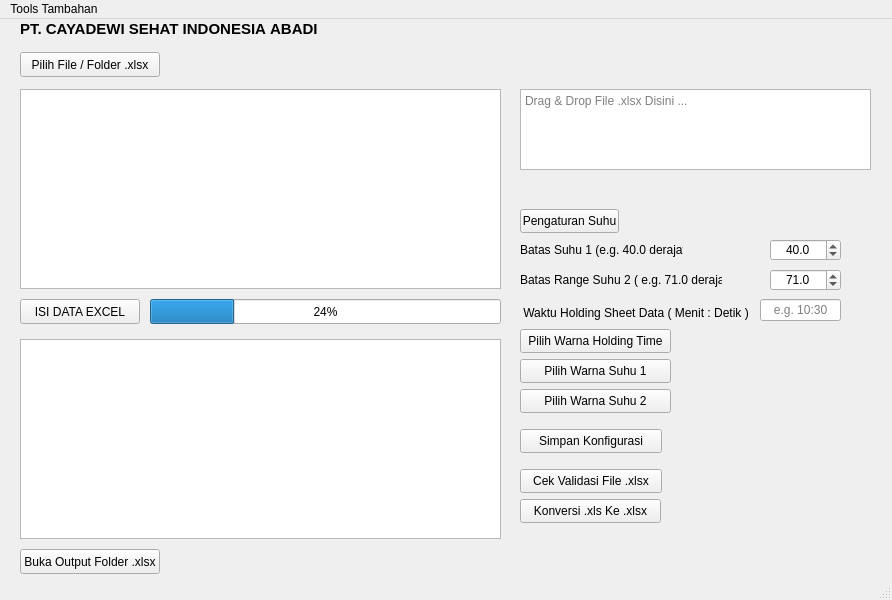
Old version of the form UI/ui_main_app.ui in the repository NubiOmega/Saving-Your-Quality-Time.
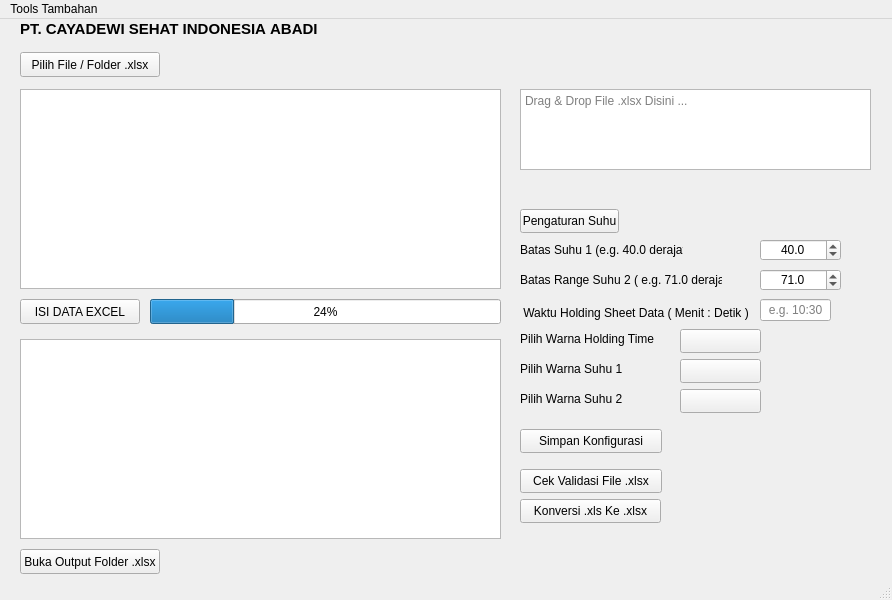
New version of the form.

Commit message: perubahan ui dan fungsi konfigurasi pilih warna

The edit to the form file:
```diff
--- a/UI/ui_main_app.ui
+++ b/UI/ui_main_app.ui
@@ -186,9 +186,9 @@
    <widget class="QDoubleSpinBox" name="batasSuhu1_DoubleSpinBox">
     <property name="geometry">
      <rect>
-      <x>770</x>
+      <x>760</x>
       <y>220</y>
-      <width>71</width>
+      <width>81</width>
       <height>22</height>
      </rect>
     </property>
@@ -218,9 +218,9 @@
    <widget class="QDoubleSpinBox" name="batasRangeSuhu2_DoubleSpinBox">
     <property name="geometry">
      <rect>
-      <x>770</x>
+      <x>760</x>
       <y>250</y>
-      <width>71</width>
+      <width>81</width>
       <height>22</height>
      </rect>
     </property>
@@ -252,7 +252,7 @@
      <rect>
       <x>760</x>
       <y>280</y>
-      <width>81</width>
+      <width>71</width>
       <height>22</height>
      </rect>
     </property>
@@ -266,71 +266,80 @@
    <widget class="QPushButton" name="pilihWarnaHoldingTime_btn">
     <property name="geometry">
      <rect>
-      <x>520</x>
+      <x>680</x>
       <y>310</y>
-      <width>151</width>
+      <width>81</width>
       <height>24</height>
      </rect>
     </property>
     <property name="text">
-     <string>Pilih Warna Holding Time</string>
+     <string/>
     </property>
    </widget>
    <widget class="QPushButton" name="pilihWarnaSuhu1_btn">
     <property name="geometry">
      <rect>
-      <x>520</x>
+      <x>680</x>
       <y>340</y>
-      <width>151</width>
+      <width>81</width>
       <height>24</height>
      </rect>
     </property>
     <property name="text">
-     <string>Pilih Warna Suhu 1</string>
+     <string/>
     </property>
    </widget>
    <widget class="QPushButton" name="pilihWarnaSuhu2_btn">
     <property name="geometry">
      <rect>
-      <x>520</x>
+      <x>680</x>
       <y>370</y>
-      <width>151</width>
+      <width>81</width>
       <height>24</height>
      </rect>
     </property>
     <property name="text">
-     <string>Pilih Warna Suhu 2</string>
+     <string/>
     </property>
    </widget>
    <widget class="QLabel" name="fillWarnaHoldingTime_label">
     <property name="geometry">
      <rect>
-      <x>700</x>
+      <x>520</x>
       <y>310</y>
       <width>141</width>
       <height>20</height>
      </rect>
     </property>
+    <property name="text">
+     <string>Pilih Warna Holding Time</string>
+    </property>
    </widget>
    <widget class="QLabel" name="fillWarnaSuhu1_label">
     <property name="geometry">
      <rect>
-      <x>700</x>
+      <x>520</x>
       <y>340</y>
       <width>141</width>
       <height>20</height>
      </rect>
     </property>
+    <property name="text">
+     <string>Pilih Warna Suhu 1</string>
+    </property>
    </widget>
    <widget class="QLabel" name="fillWarnaSuhu2_label">
     <property name="geometry">
      <rect>
-      <x>700</x>
+      <x>520</x>
       <y>370</y>
       <width>141</width>
       <height>20</height>
      </rect>
     </property>
+    <property name="text">
+     <string>Pilih Warna Suhu 2</string>
+    </property>
    </widget>
   </widget>
   <widget class="QMenuBar" name="MenuBar_Setting">
```
The commit also changes 4 other files.
